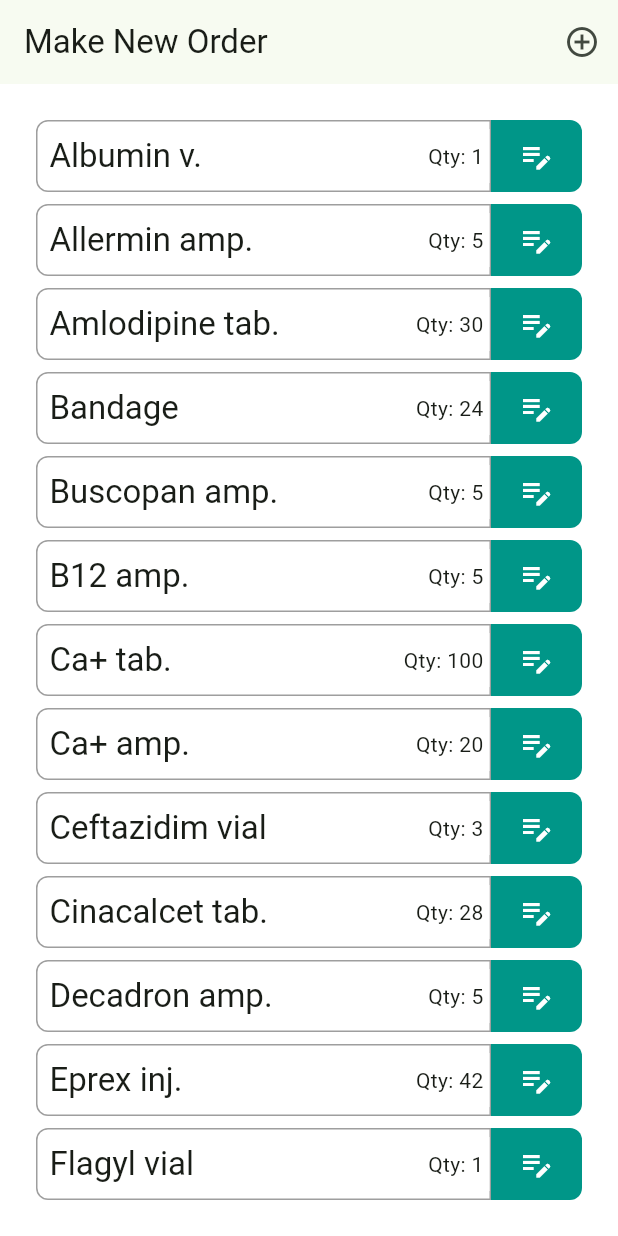
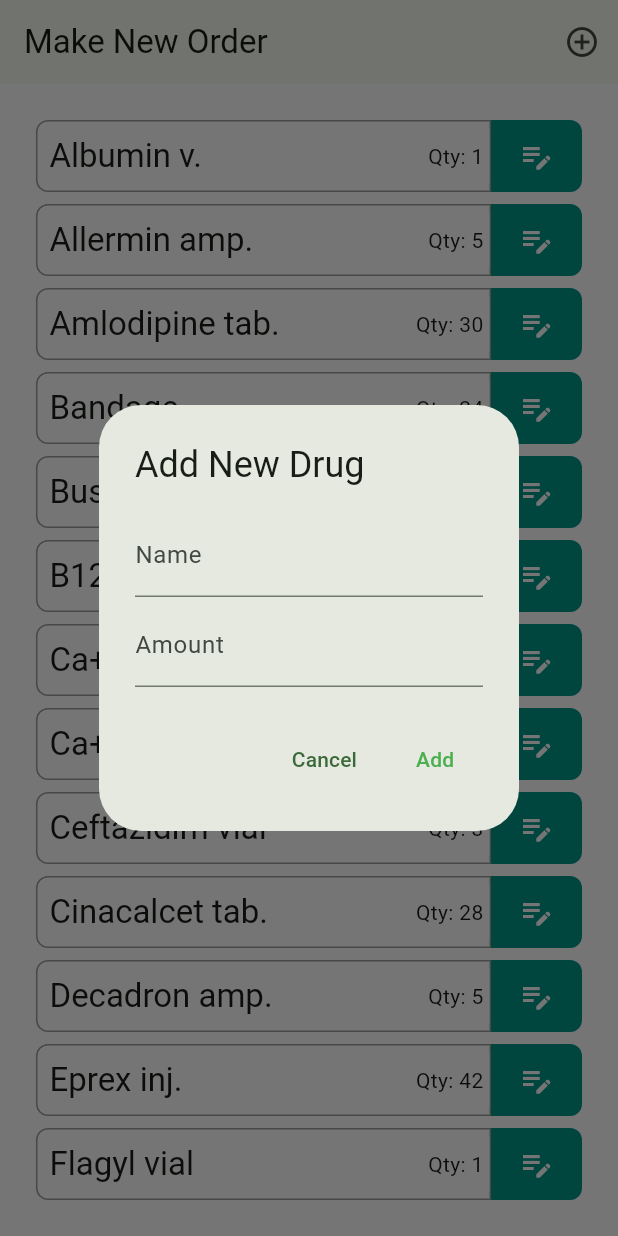
Before and after one commit to aliwaseem27/drugs_order, a Flutter app: the NewOrderScreen screen opened directly, after a tap on the "add circle outline" icon, on a phone screen of 412 x 824 dp. Run offline on Flutter 3.47's test engine with Material 3 defaults, Android fonts, the phone set to English and light mode, and no system bars; our stand-ins replace flutter_riverpod, go_router, isar; accounts and stored records are empty; generated files the repository leaves out were written again.

Commit message:
add: Delete Drug Functionality

```diff
--- a/lib/main.dart
+++ b/lib/main.dart
@@ -35,6 +35,9 @@ class MyApp extends StatelessWidget {
         colorScheme: ColorScheme.fromSeed(seedColor: Colors.green),
         useMaterial3: true,
         scaffoldBackgroundColor: Colors.white,
+        appBarTheme: const AppBarTheme(
+
+        ),
       ),
       routerConfig: router,
     );
--- a/lib/screens/new_order_screen.dart
+++ b/lib/screens/new_order_screen.dart
@@ -1,3 +1,4 @@
+import 'package:drugs_order/models/drug.dart';
 import 'package:drugs_order/providers/drug_list_providers.dart';
 import 'package:drugs_order/utils/app_sizes.dart';
 import 'package:flutter/material.dart';
@@ -20,13 +21,81 @@ class _OrderScreenState extends ConsumerState<NewOrderScreen> {
   Widget build(BuildContext context) {
     final drugAsyncValue = ref.watch(drugListProvider);
     final selectedDrugs = ref.watch(selectedDrugsProvider);
+    final _formKey = GlobalKey<FormState>();
+    String? drugName;
+    int? drugAmount;
 
     return Scaffold(
       appBar: AppBar(
         title: const Text("Make New Order"),
         actions: [
           IconButton(
-            onPressed: () {},
+            onPressed: () {
+              showDialog(
+                  context: context,
+                  builder: (context) {
+                    return AlertDialog(
+                      title: Text('Add New Drug'),
+                      content: Form(
+                        key: _formKey,
+                        child: Column(
+                          mainAxisSize: MainAxisSize.min,
+                          children: [
+                            TextFormField(
+                              decoration: InputDecoration(labelText: 'Name'),
+                              validator: (value) {
+                                if (value == null || value.isEmpty) {
+                                  return 'Please enter drug name';
+                                }
+                                return null;
+                              },
+                              onSaved: (value) {
+                                drugName = value;
+                              },
+                            ),
+                            SizedBox(height: AppSizes.xs),
+                            TextFormField(
+                              keyboardType: TextInputType.number,
+                              decoration: InputDecoration(labelText: 'Amount'),
+                              validator: (value) {
+                                if (value == null || value.isEmpty) {
+                                  return 'Please enter drug amount';
+                                }
+                                return null;
+                              },
+                              onSaved: (value) {
+                                drugAmount = int.parse(value!);
+                              },
+                            ),
+                          ],
+                        ),
+                      ),
+                      actions: [
+                        TextButton(
+                            onPressed: () {
+                              Navigator.of(context).pop();
+                            },
+                            child: const Text('Cancel')),
+                        TextButton(
+                            onPressed: () {
+                              if (_formKey.currentState!.validate()) {
+                                _formKey.currentState!.save();
+
+                                ref.read(drugListProvider.notifier).addDrug(
+                                      drugName: drugName!,
+                                      drugAmount: drugAmount ?? 1,
+                                    );
+                              }
+                              Navigator.of(context).pop();
+                            },
+                            child: Text(
+                              'Add',
+                              style: TextStyle(color: Colors.green),
+                            )),
+                      ],
+                    );
+                  });
+            },
             icon: Icon(Icons.add_circle_outline),
           )
         ],
@@ -60,6 +129,36 @@ class _OrderScreenState extends ConsumerState<NewOrderScreen> {
                                 } else {
                                   ref.read(selectedDrugsProvider.notifier).addDrug(drug);
                                 }
+                              },
+                              onLongPress: () {
+                                showDialog(
+                                    context: context,
+                                    builder: (context) {
+                                      return AlertDialog(
+                                          title: Text('Delete ${drug.name}'),
+                                          content: Text('Are you sure you want to delete this drug?'),
+                                          actions: [
+                                            TextButton(
+                                                onPressed: () {
+                                                  Navigator.of(context).pop();
+                                                },
+                                                child: Text('Cancel')),
+                                            TextButton(
+                                                onPressed: () {
+                                                  ref.read(drugListProvider.notifier).removeDrug(drug);
+                                                  Navigator.pop(context);
+                                                  ScaffoldMessenger.of(context).showSnackBar(
+                                                    SnackBar(
+                                                      content: Text("Drug Deleted Successfully"),
+                                                    ),
+                                                  );
+                                                },
+                                                child: Text(
+                                                  'Delete',
+                                                  style: TextStyle(color: Colors.red),
+                                                ))
+                                          ]);
+                                    });
                               },
                               child: IntrinsicHeight(
                                 child: Row(
```
Also changed, not shown: lib/providers/drug_list_providers.dart (+4 -3 lines).
